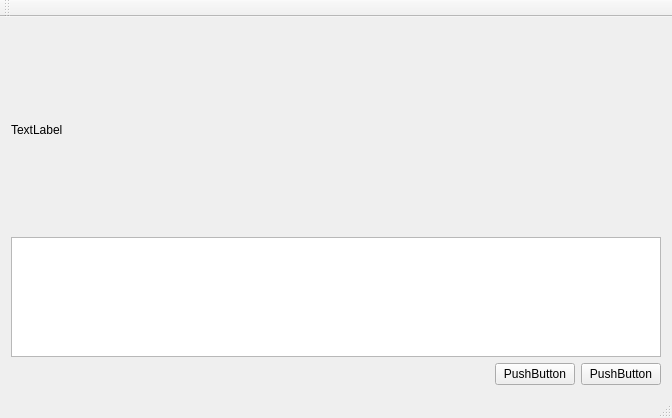
The window that mplib/example/mplib_test/mainwindow.ui (weinkym/src_miao) describes before a commit, drawn with Qt 5.
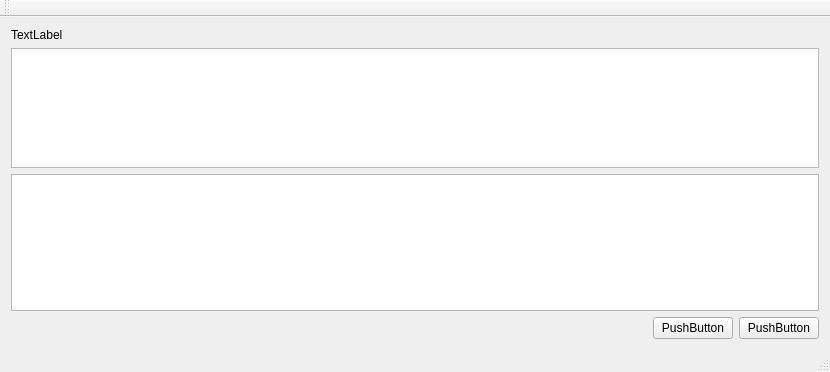
The same window after the commit.

The edit to the form file:
```diff
--- a/mplib/example/mplib_test/mainwindow.ui
+++ b/mplib/example/mplib_test/mainwindow.ui
@@ -6,8 +6,8 @@
    <rect>
     <x>0</x>
     <y>0</y>
-    <width>672</width>
-    <height>418</height>
+    <width>830</width>
+    <height>372</height>
    </rect>
   </property>
   <property name="windowTitle">
@@ -38,6 +38,9 @@
       </property>
      </widget>
     </item>
+    <item>
+     <widget class="QTextEdit" name="textEdit_2"/>
+    </item>
     <item>
      <layout class="QHBoxLayout" name="horizontalLayout">
       <item>
```
Left out of the diff: 2 changed lines with no effect on the pictures.
